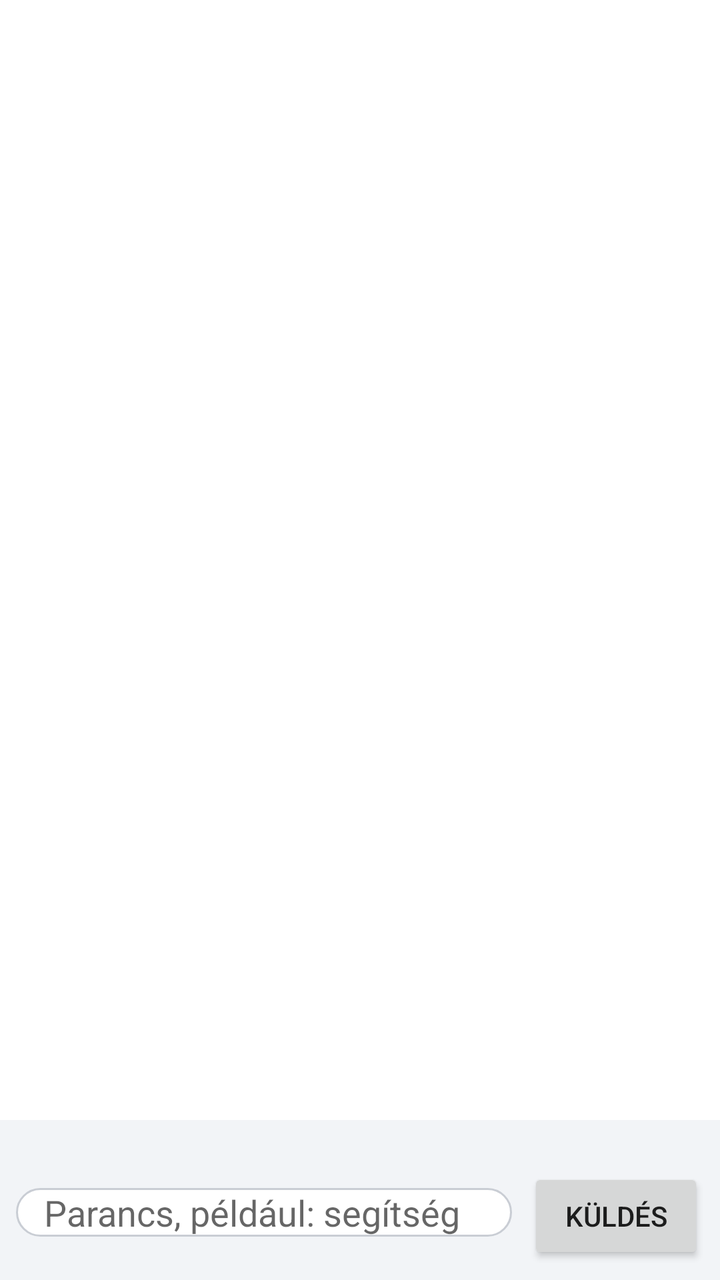
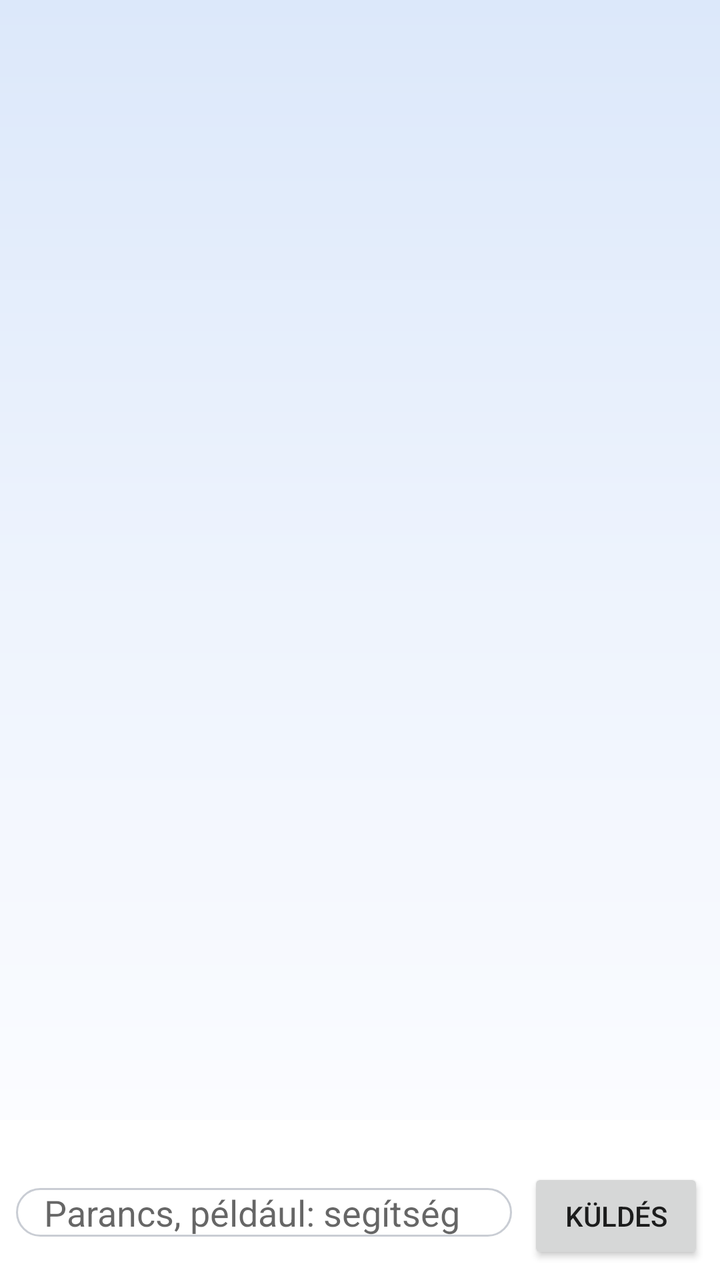

Two renders of the same Android screen: before a commit and after it. Below are the layout's source before the change and the commit's diff.
<!-- AndroidManifest.xml: application theme AppTheme -->
<!-- res/layout/activity_main.xml -->
<?xml version="1.0" encoding="utf-8"?>
<LinearLayout xmlns:android="http://schemas.android.com/apk/res/android"
    android:layout_width="match_parent"
    android:layout_height="match_parent"
    android:orientation="vertical">

    <ListView
        android:id="@+id/message_list"
        android:layout_width="match_parent"
        android:layout_height="0dp"
        android:layout_weight="1"
        android:divider="@null"
        android:dividerHeight="0dp"
        android:paddingLeft="12dp"
        android:paddingRight="12dp"
        android:stackFromBottom="true"
        android:transcriptMode="alwaysScroll" />

    <HorizontalScrollView
        android:layout_width="match_parent"
        android:layout_height="wrap_content"
        android:background="@color/input_background"
        android:scrollbars="none">

        <LinearLayout
            android:id="@+id/chips_container"
            android:layout_width="wrap_content"
            android:layout_height="wrap_content"
            android:orientation="horizontal"
            android:padding="8dp" />
    </HorizontalScrollView>

    <LinearLayout
        android:layout_width="match_parent"
        android:layout_height="wrap_content"
        android:orientation="horizontal"
        android:padding="8dp"
        android:background="@color/input_background">

        <EditText
            android:id="@+id/command_input"
            android:layout_width="0dp"
            android:layout_height="wrap_content"
            android:layout_weight="1"
            android:background="@drawable/chip_background"
            android:hint="@string/input_hint"
            android:imeOptions="actionSend"
            android:inputType="text"
            android:maxLines="3"
            android:paddingLeft="14dp"
            android:paddingRight="14dp" />

        <Button
            android:id="@+id/send_button"
            android:layout_width="wrap_content"
            android:layout_height="wrap_content"
            android:layout_marginLeft="8dp"
            android:text="@string/send" />
    </LinearLayout>
</LinearLayout>
<!-- resources referenced by this layout -->
<resources>
  <color name="input_background">#F2F4F7</color>
  <!-- drawable chip_background (drawable) -->
  <?xml version="1.0" encoding="utf-8"?>
  <shape xmlns:android="http://schemas.android.com/apk/res/android"
      android:shape="rectangle">
      <solid android:color="@android:color/white" />
      <stroke android:width="1dp" android:color="@color/chip_stroke" />
      <corners android:radius="18dp" />
  </shape>
  <string name="input_hint">Parancs, például: segítség</string>
  <string name="send">Küldés</string>
  <style name="AppTheme" parent="@android:style/Theme.Material.Light.DarkActionBar">
          <item name="android:colorPrimary">@color/primary</item>
          <item name="android:colorPrimaryDark">@color/primary_dark</item>
          <item name="android:colorAccent">@color/primary</item>
          <item name="android:windowBackground">@android:color/white</item>
      </style>
  <color name="chip_stroke">#C9CDD4</color>
  <color name="primary">#0B57D0</color>
  <color name="primary_dark">#0842A0</color>
</resources>

<!-- the commit's change to res/layout/activity_main.xml (unified diff, before → after) -->
@@ -9,6 +9,7 @@
         android:layout_width="match_parent"
         android:layout_height="0dp"
         android:layout_weight="1"
+        android:background="@drawable/chat_background"
         android:divider="@null"
         android:dividerHeight="0dp"
         android:paddingLeft="12dp"
<!-- resource entries referenced after the edit -->
@@ -1,6 +1,17 @@
 <!-- resources referenced by this layout -->
 <resources>
-  <color name="input_background">#F2F4F7</color>
+  <color name="input_background">#FFFFFF</color>
+  <!-- drawable chat_background (drawable) -->
+  <?xml version="1.0" encoding="utf-8"?>
+  <shape xmlns:android="http://schemas.android.com/apk/res/android"
+      android:shape="rectangle">
+      <gradient
+          android:angle="270"
+          android:startColor="#DCE8FA"
+          android:centerColor="#EDF3FD"
+          android:endColor="#FBFCFF"
+          android:type="linear" />
+  </shape>
   <!-- drawable chip_background (drawable) -->
   <?xml version="1.0" encoding="utf-8"?>
   <shape xmlns:android="http://schemas.android.com/apk/res/android"
